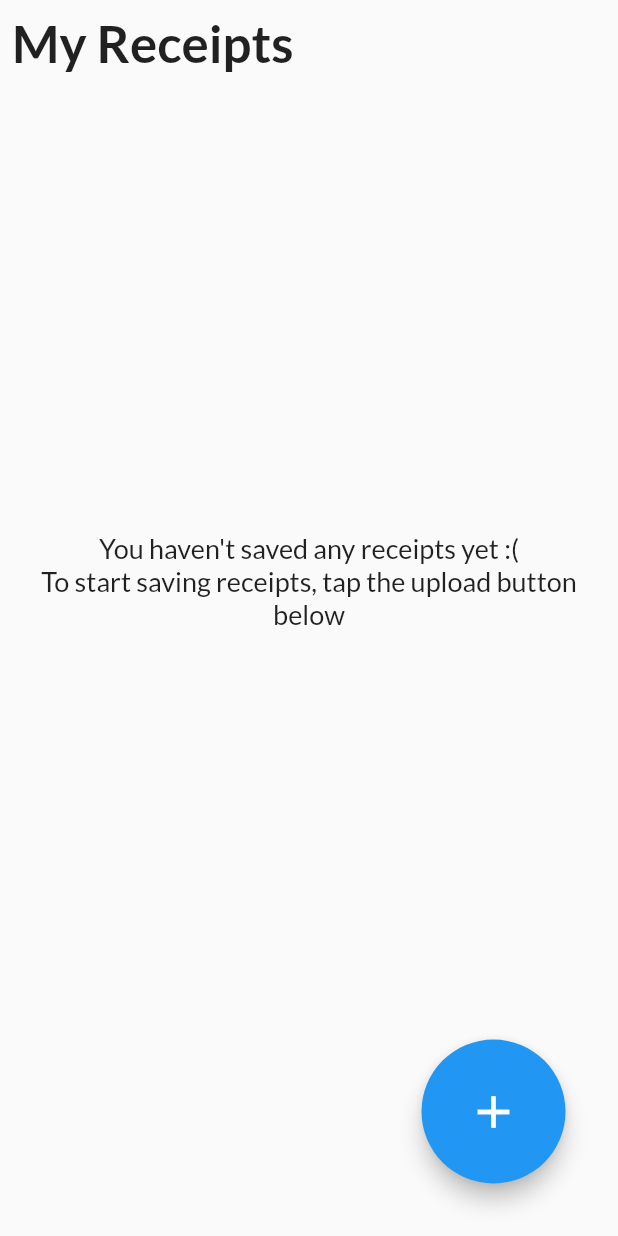
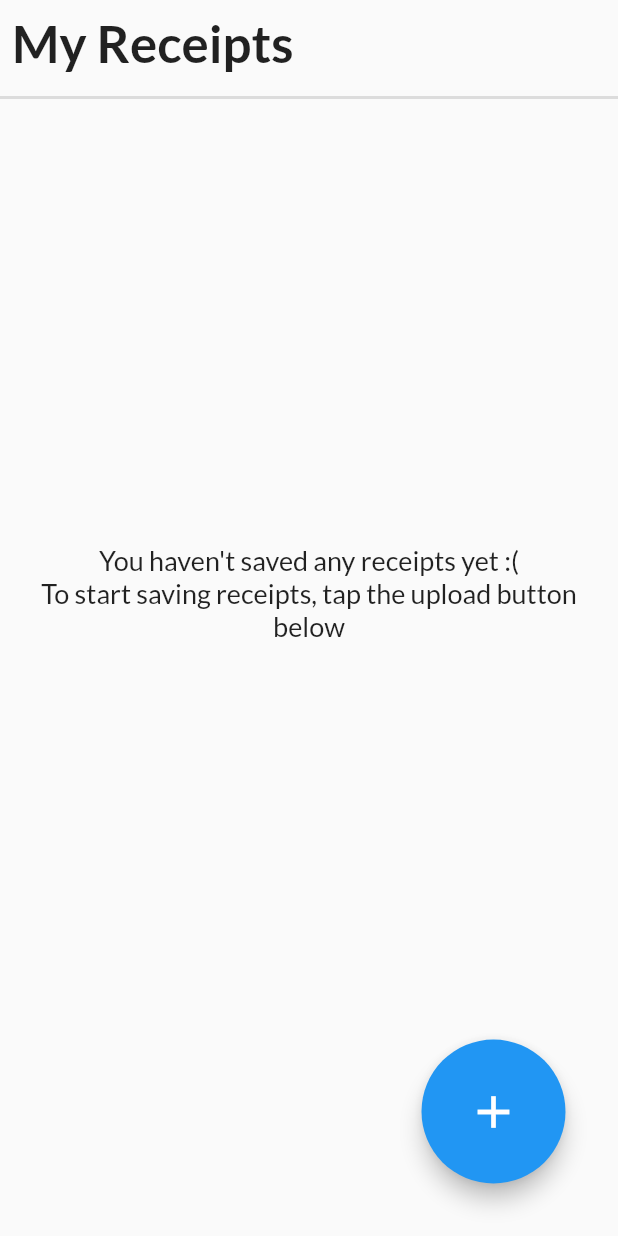
Before and after one commit to nilekell/receiptcamp_debug_select_multiple, a Flutter app: the FileExplorer screen opened directly, on a phone screen of 412 x 824 dp. Run offline on Flutter 3.47's test engine with Material 2 defaults, Android fonts, the phone set to English and light mode, and no system bars; our stand-ins replace bloc, equatable, flutter_bloc, flutter_image_compress, gallery_saver, google_fonts and 4 more; missing offline and left inert: easy_image_viewer, google_mlkit_text_recognition; accounts and stored records are empty.

Commit message:
added divider between folder name and folderview

```diff
--- a/lib/presentation/screens/file_explorer.dart
+++ b/lib/presentation/screens/file_explorer.dart
@@ -49,6 +49,7 @@ class _FileExplorerState extends State<FileExplorer> {
                     : const FolderName(
                         name: 'My Receipts',
                       ),
+                const Divider(thickness: 2),
                 const SizedBox(
                   height: 5.0,
                 ),
```
